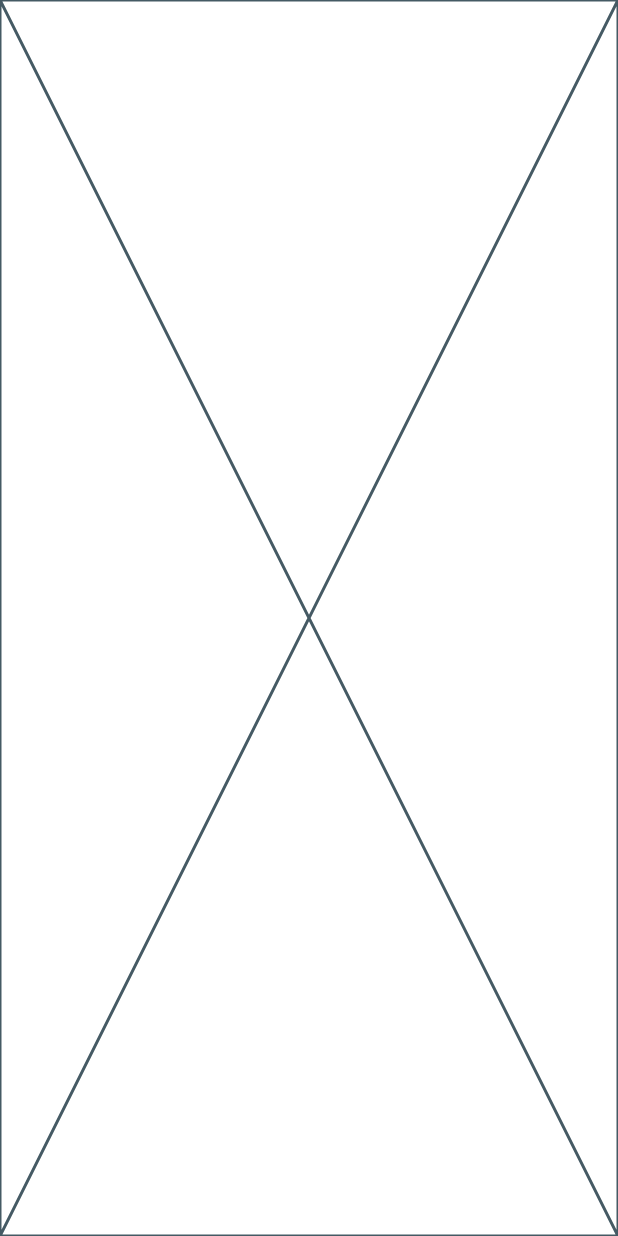
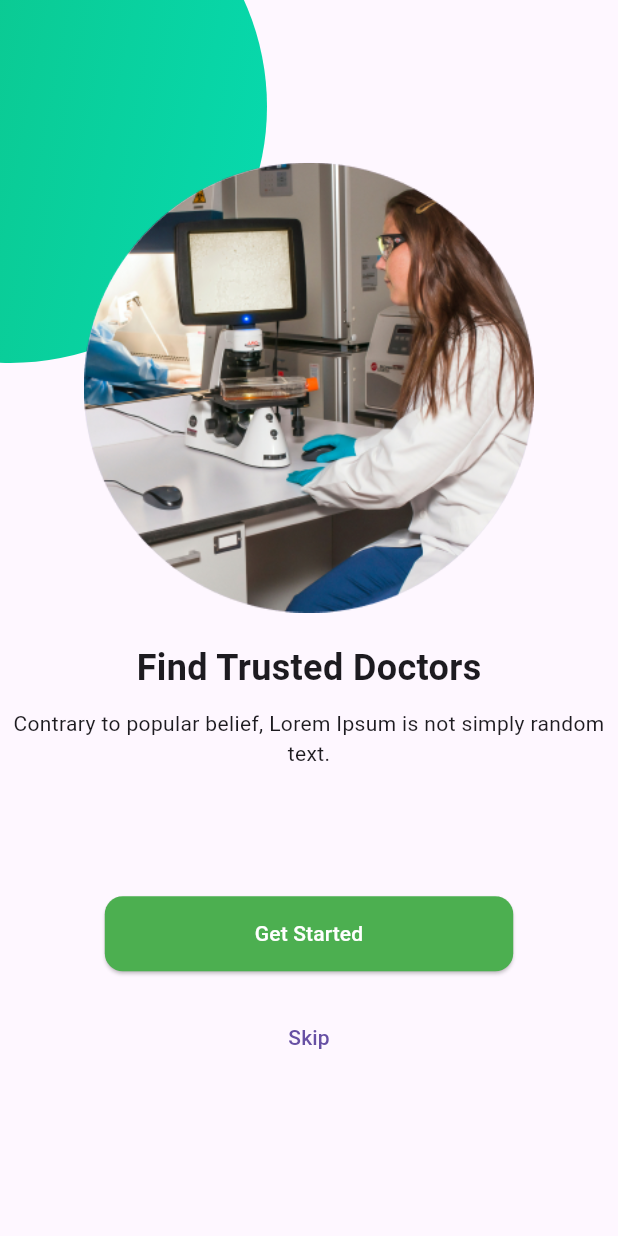
Before and after one commit to mohammedshanaef/Doctor_Hunt, a Flutter app: the screen it shows after launch, on a phone screen of 412 x 824 dp. Run offline on Flutter 3.47's test engine with Material 3 defaults, Android fonts, the phone set to English and light mode, and no system bars; our stand-ins replace flutter_svg, go_router, lottie.

Commit message:
adding onBoarding Screen

```diff
--- a/lib/Features/onBoarding/presentation/views/onboarding_view.dart
+++ b/lib/Features/onBoarding/presentation/views/onboarding_view.dart
@@ -6,6 +6,6 @@ class OnBoardingView extends StatelessWidget {
 
   @override
   Widget build(BuildContext context) {
-    return OnBoardingViewBody();
+    return SafeArea(child: OnBoardingViewBody());
   }
 }
--- a/lib/Features/onBoarding/presentation/views/widgets/onboarding_view_body.dart
+++ b/lib/Features/onBoarding/presentation/views/widgets/onboarding_view_body.dart
@@ -1,10 +1,69 @@
+import 'package:doctor_consultant/core/utils/assets.dart';
 import 'package:flutter/material.dart';
+import 'package:flutter_svg/flutter_svg.dart';
 
 class OnBoardingViewBody extends StatelessWidget {
-  const OnBoardingViewBody({super.key});
-
   @override
   Widget build(BuildContext context) {
-    return const Placeholder();
+    return Scaffold(
+      body: Stack(
+        children: [
+          // الخلفية مع الدائرة العليا اليمنى
+          Positioned(
+            top: -80, // تعديل حسب الموقع المطلوب
+            left: -60, // تعديل حسب الموقع المطلوب
+            child: SvgPicture.asset(
+              AssetData.circleOnBoarding,
+            ),
+          ),
+          // محتوى الشاشة
+          Center(
+            child: Column(
+              mainAxisAlignment: MainAxisAlignment.center,
+              children: [
+                // الصورة الدائرية
+                CircleAvatar(
+                  radius: 150,
+                  child: Image.asset('assets/images/Beganing/Ellipse 154.png'),
+                ),
+                SizedBox(height: 20),
+                // النصوص
+                Text(
+                  'Find Trusted Doctors',
+                  style: TextStyle(fontSize: 24, fontWeight: FontWeight.bold),
+                ),
+                SizedBox(height: 10),
+                Text(
+                  'Contrary to popular belief, Lorem Ipsum is not simply random text.',
+                  textAlign: TextAlign.center,
+                ),
+                SizedBox(height: 85),
+                // الزر
+                ElevatedButton(
+                  onPressed: () {},
+                  child: Text(
+                    'Get Started',
+                    style: TextStyle(color: Colors.white),
+                  ),
+                  style: ElevatedButton.styleFrom(
+                    shape: RoundedRectangleBorder(
+                      borderRadius: BorderRadius.circular(12), // No rounded corners
+                    ),
+                    backgroundColor: Colors.green,
+                    padding: EdgeInsets.symmetric(horizontal: 100, vertical: 15),
+                  ),
+                ),
+
+                SizedBox(height: 20),
+                TextButton(
+                  onPressed: () {},
+                  child: Text('Skip'),
+                ),
+              ],
+            ),
+          ),
+        ],
+      ),
+    );
   }
 }
--- a/lib/core/utils/assets.dart
+++ b/lib/core/utils/assets.dart
@@ -4,4 +4,8 @@
 class AssetData {
   static const logo = 'assets/images/Beganing/Logo.svg';
   static const splashAnimation = 'assets/images/Beganing/splash_animation.json';
+  static const circleOnBoarding = 'assets/images/Beganing/Circle.svg';
+  static const doctorOnBoardingOne = 'assets/images/Beganing/doctorOne.svg';
+  static const doctorTwoOnBoarding = 'assets/images/Beganing/doctorTwoOnBoarding.svg';
+  static const imagedoc = 'assets/images/Beganing/image.svg';
 }
--- a/lib/main.dart
+++ b/lib/main.dart
@@ -1,4 +1,3 @@
-import 'package:doctor_consultant/Features/Splash/presentation/views/splash_view.dart';
 import 'package:doctor_consultant/core/utils/app_router.dart';
 import 'package:flutter/material.dart';
 
--- a/pubspec.yaml
+++ b/pubspec.yaml
@@ -37,6 +37,7 @@ dependencies:
   flutter_svg: ^2.0.17
   lottie: ^3.3.1
   go_router: ^14.6.3
+
 
 dev_dependencies:
   flutter_test:
```
Also changed, not shown: assets/images/Beganing/Circle.svg (added), assets/images/Beganing/Ellipse 154.png (added), assets/images/Beganing/image.svg (added), 2 other files.
